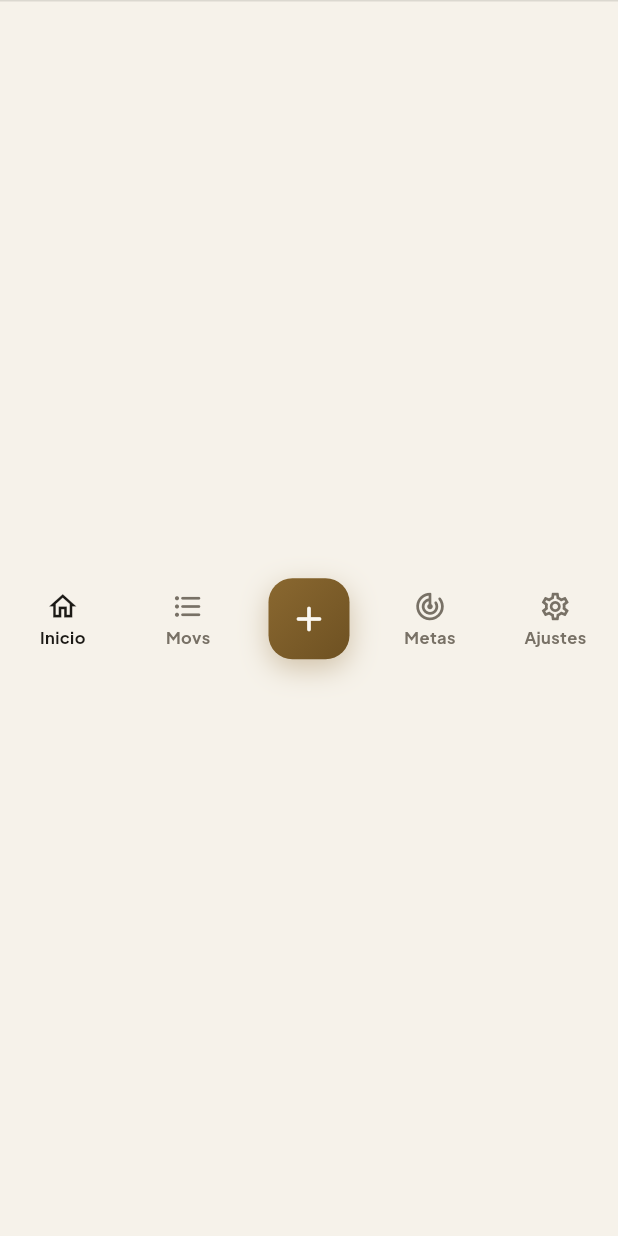
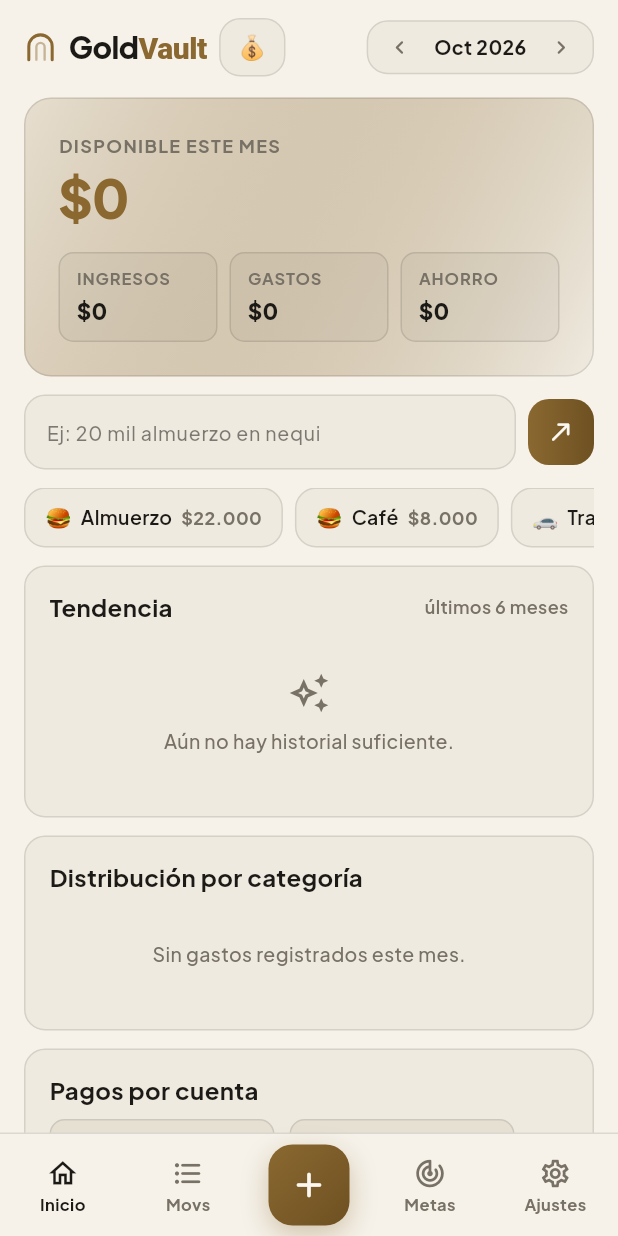
Before and after one commit to santiago-jv/goldvault, a Flutter app: the GoldVaultShell screen opened directly with empty values, on a phone screen of 412 x 824 dp. Run offline on Flutter 3.47's test engine with Material 3 defaults, Android fonts, the phone set to English and light mode, and no system bars; our stand-ins replace google_fonts, shared_preferences, supabase_flutter; accounts and stored records are empty; network calls fail.

Commit message:
fix(ui): fix bottomNavigationBar Center heightFactor and responsive Row flex in GoldVaultShell

```diff
--- a/lib/screens/home_and_shells.dart
+++ b/lib/screens/home_and_shells.dart
@@ -433,18 +433,16 @@ class _GoldVaultShellState extends State<GoldVaultShell> with WidgetsBindingObse
     return Scaffold(
       backgroundColor: c.bg,
       body: SafeArea(
-        child: Center(
+        child: Align(
+          alignment: Alignment.topCenter,
           child: ConstrainedBox(
             constraints: const BoxConstraints(maxWidth: 520),
-            child: IndexedStack(
-              index: tabIndex,
-              children: [
-                _buildHomeView(c, st),
-                _buildMovementsView(c, st),
-                _buildGoalsView(c, st),
-                _buildSettingsView(c, st),
-              ],
-            ),
+            child: switch (tabIndex) {
+              0 => _buildHomeView(c, st),
+              1 => _buildMovementsView(c, st),
+              2 => _buildGoalsView(c, st),
+              _ => _buildSettingsView(c, st),
+            },
           ),
         ),
       ),
@@ -459,7 +457,9 @@ class _GoldVaultShellState extends State<GoldVaultShell> with WidgetsBindingObse
         border: Border(top: BorderSide(color: c.line)),
       ),
       child: SafeArea(
+        top: false,
         child: Center(
+          heightFactor: 1,
           child: ConstrainedBox(
             constraints: const BoxConstraints(maxWidth: 520),
             child: SizedBox(
@@ -593,9 +593,11 @@ class _GoldVaultShellState extends State<GoldVaultShell> with WidgetsBindingObse
           Row(
             mainAxisAlignment: MainAxisAlignment.spaceBetween,
             children: [
-              Row(
-                children: [
-                  const GoldVaultLogo(fontSize: GVTxt.fsH2),
+              Flexible(
+                child: Row(
+                  mainAxisSize: MainAxisSize.min,
+                  children: [
+                    const Flexible(child: GoldVaultLogo(fontSize: GVTxt.fsH2)),
                     const SizedBox(width: 8),
                     InkWell(
                       onTap: () => _showSpacesDialog(c, st),
@@ -612,6 +614,8 @@ class _GoldVaultShellState extends State<GoldVaultShell> with WidgetsBindingObse
                     ),
                   ],
                 ),
+              ),
+              const SizedBox(width: 8),
               _buildMonthNav(c, st),
             ],
           ),
@@ -907,7 +911,8 @@ class _GoldVaultShellState extends State<GoldVaultShell> with WidgetsBindingObse
                 Row(
                   mainAxisAlignment: MainAxisAlignment.spaceBetween,
                   children: [
-                    Text('Tendencia', style: GVTxt.h3(c)),
+                    Expanded(child: Text('Tendencia', style: GVTxt.h3(c))),
+                    const SizedBox(width: 8),
                     Text('últimos 6 meses', style: GVTxt.xs(c)),
                   ],
                 ),
@@ -935,9 +940,11 @@ class _GoldVaultShellState extends State<GoldVaultShell> with WidgetsBindingObse
                 Row(
                   mainAxisAlignment: MainAxisAlignment.spaceBetween,
                   children: [
-                    Text('Distribución por categoría', style: GVTxt.h3(c)),
-                    if (catEntries.isNotEmpty)
+                    Expanded(child: Text('Distribución por categoría', style: GVTxt.h3(c))),
+                    if (catEntries.isNotEmpty) ...[
+                      const SizedBox(width: 8),
                       Text(formatMoney(st.monthExpense), style: GVTxt.xs(c)),
+                    ],
                   ],
                 ),
                 const SizedBox(height: 8),
@@ -1225,7 +1232,8 @@ class _GoldVaultShellState extends State<GoldVaultShell> with WidgetsBindingObse
         Row(
           mainAxisAlignment: MainAxisAlignment.spaceBetween,
           children: [
-            Text('Movimientos', style: GVTxt.h2(c)),
+            Expanded(child: Text('Movimientos', style: GVTxt.h2(c))),
+            const SizedBox(width: 8),
             _buildMonthNav(c, st),
           ],
         ),
@@ -1372,8 +1380,21 @@ class _GoldVaultShellState extends State<GoldVaultShell> with WidgetsBindingObse
                   Row(
                     mainAxisAlignment: MainAxisAlignment.spaceBetween,
                     children: [
-                      Text('${formatMoney(saved)} ahorrado', style: GVTxt.xs(c)),
-                      Text('Meta: ${formatMoney(g.target)}', style: GVTxt.xs(c, weight: FontWeight.w700, color: c.txt)),
+                      Flexible(
+                        child: Text(
+                          '${formatMoney(saved)} ahorrado',
+                          style: GVTxt.xs(c),
+                          overflow: TextOverflow.ellipsis,
+                        ),
+                      ),
+                      const SizedBox(width: 8),
+                      Flexible(
+                        child: Text(
+                          'Meta: ${formatMoney(g.target)}',
+                          style: GVTxt.xs(c, weight: FontWeight.w700, color: c.txt),
+                          overflow: TextOverflow.ellipsis,
+                        ),
+                      ),
                     ],
                   ),
                 ],
@@ -1791,7 +1812,7 @@ class _GoldVaultShellState extends State<GoldVaultShell> with WidgetsBindingObse
           Row(
             mainAxisAlignment: MainAxisAlignment.spaceBetween,
             children: [
-              Text(title, style: GVTxt.h3(c)),
+              Expanded(child: Text(title, style: GVTxt.h3(c))),
               ?trailing,
             ],
           ),
--- a/lib/theme/gold_theme.dart
+++ b/lib/theme/gold_theme.dart
@@ -199,7 +199,10 @@ class GoldVaultLogo extends StatelessWidget {
   @override
   Widget build(BuildContext context) {
     final c = GVColors.of(context);
-    return Row(
+    return FittedBox(
+      fit: BoxFit.scaleDown,
+      alignment: Alignment.centerLeft,
+      child: Row(
         mainAxisSize: MainAxisSize.min,
         children: [
           CustomPaint(
@@ -222,6 +225,7 @@ class GoldVaultLogo extends StatelessWidget {
             ),
           ),
         ],
+      ),
     );
   }
 }
```
Also changed, not shown: 7 other files. Lines whose indentation alone changed are shown as unchanged.
